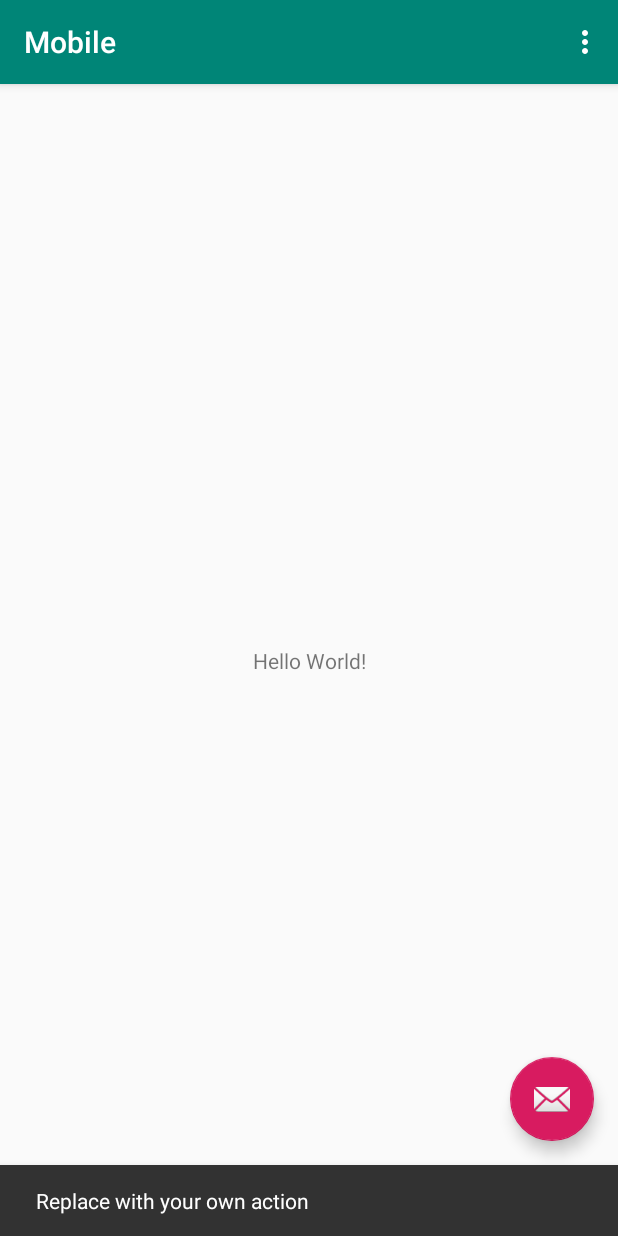
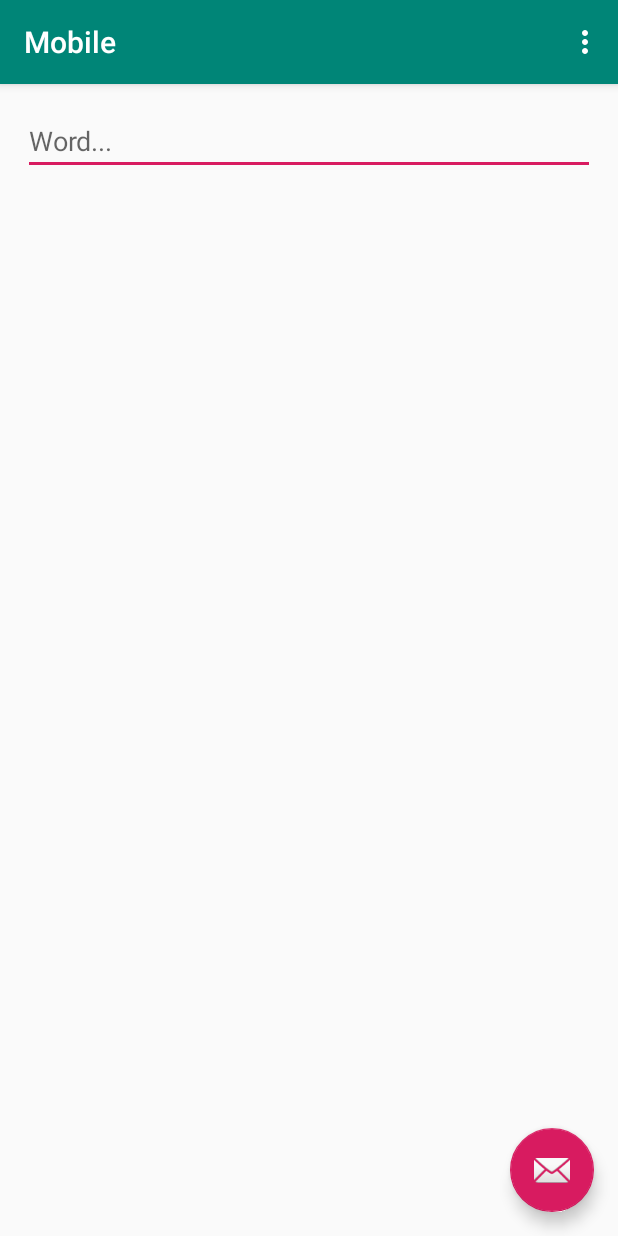
Before and after one commit to onurkinay/IoTMessenger, an Android app: the screen it shows after launch (MainActivity), after a tap on an icon or button, on a phone screen of 412 x 824 dp. Run offline under Robolectric (Android 15) with nearby library versions, the phone set to English and light mode, and no system bars; libraries missing offline, so code that uses them is left out: com.microsoft.azure; 4 statements that could not run were skipped.

Commit message:
Added send message from mobile

```diff
--- a/Mobile/app/src/main/java/tr/com/onurkinay/mobile/MainActivity.kt
+++ b/Mobile/app/src/main/java/tr/com/onurkinay/mobile/MainActivity.kt
@@ -1,24 +1,44 @@
 package tr.com.onurkinay.mobile
 
+
 import android.os.Bundle
-import android.support.design.widget.Snackbar
 import android.support.v7.app.AppCompatActivity;
 import android.view.Menu
 import android.view.MenuItem
 
-import com.microsoft.azure.sdk.iot.device.*;
+import com.microsoft.azure.sdk.iot.device.*
 import kotlinx.android.synthetic.main.activity_main.*
+import com.microsoft.azure.sdk.iot.device.IotHubClientProtocol
+import com.microsoft.azure.sdk.iot.device.DeviceClient
+import com.microsoft.azure.sdk.iot.device.IotHubStatusCode
+import com.microsoft.azure.sdk.iot.device.IotHubEventCallback
+import kotlinx.android.synthetic.main.content_main.*
+
+
+import java.io.IOException
+import java.net.URISyntaxException
+import java.util.*
+
 
 class MainActivity : AppCompatActivity() {
+    private var connString = "HostName=messenger.azure-devices.net;DeviceId=pi;SharedAccessKey=8a26D9kC5PJLVfrEFcWA/1tdk0K8hlt3WNHDZJcHDaQ="
+    private var sendMessage: Message = Message("{ \"mes\":\"Hi World\", \"id\":65 }")
+    var protocol = IotHubClientProtocol.MQTT
+    private var client: DeviceClient= DeviceClient(connString, protocol)
 
     override fun onCreate(savedInstanceState: Bundle?) {
         super.onCreate(savedInstanceState)
         setContentView(R.layout.activity_main)
         setSupportActionBar(toolbar)
+        try {
+            initClient()
+        } catch (e: Exception) {
+        }
 
         fab.setOnClickListener { view ->
-            Snackbar.make(view, "Replace with your own action", Snackbar.LENGTH_LONG)
-                .setAction("Action", null).show()
+           run {
+                send(textMessage.text.toString())
+            }
         }
     }
 
@@ -37,4 +57,49 @@ class MainActivity : AppCompatActivity() {
             else -> super.onOptionsItemSelected(item)
         }
     }
+
+    internal inner class EventCallback : IotHubEventCallback {
+        override fun execute(status: IotHubStatusCode, context: Any) {
+            val i = context as Int
+            println(
+                "IoT Hub responded to message " + i!!.toString()
+                        + " with status " + status.name
+            )
+
+            if ((status == IotHubStatusCode.OK) || (status == IotHubStatusCode.OK_EMPTY)) {
+                //ok
+            } else {
+                //problem
+            }
+        }
+    }
+
+    @Throws(URISyntaxException::class, IOException::class)
+    private fun initClient() {
+
+        try {
+            client.open()
+        } catch (e2: Exception) {
+            System.err.println("Exception while opening IoTHub connection: " + e2.message)
+            client.closeNow()
+            println("Shutting down...")
+        }
+
+    }
+
+    private fun send(value: String) {
+
+        try {
+            val random = Random()
+            sendMessage = Message("{ \"mes\":\"{$value}\", \"id\": "+ random.nextInt(5000) + 1 +" }")
+            sendMessage.setMessageId(java.util.UUID.randomUUID().toString())
+            println(value)
+
+            val eventCallback = EventCallback()
+            client.sendEventAsync(sendMessage, eventCallback, 1)
+        } catch (e: Exception) {
+        }
+
+    }
+
 }
--- a/Mobile/app/src/main/res/layout/content_main.xml
+++ b/Mobile/app/src/main/res/layout/content_main.xml
@@ -9,13 +9,30 @@
         tools:showIn="@layout/activity_main"
         tools:context=".MainActivity">
 
-    <TextView
-            android:layout_width="wrap_content"
-            android:layout_height="wrap_content"
-            android:text="Hello World!"
-            app:layout_constraintBottom_toBottomOf="parent"
-            app:layout_constraintLeft_toLeftOf="parent"
-            app:layout_constraintRight_toRightOf="parent"
-            app:layout_constraintTop_toTopOf="parent"/>
+    <RelativeLayout
+            xmlns:android="http://schemas.android.com/apk/res/android"
+            android:layout_width="match_parent"
+            android:layout_height="match_parent">
 
+
+        <GridLayout
+                android:layout_width="match_parent"
+                android:layout_height="match_parent"
+                android:padding="15dp"
+                android:rowCount="3">
+
+            <EditText
+                    android:id="@+id/textMessage"
+                    android:hint="Word..."
+                    android:layout_row="0"
+                    android:layout_column="0"
+                    android:spinnerMode="dropdown"
+                    android:drawSelectorOnTop="true"
+                    android:inputType="textAutoComplete"
+                    android:layout_width="match_parent">
+            </EditText>
+
+        </GridLayout>
+
+    </RelativeLayout>
 </android.support.constraint.ConstraintLayout>
--- a/Mobile/gradle.properties
+++ b/Mobile/gradle.properties
@@ -13,3 +13,4 @@ org.gradle.jvmargs=-Xmx1536m
 # org.gradle.parallel=true
 # Kotlin code style for this project: "official" or "obsolete":
 kotlin.code.style=official
+DeviceConnectionString=HostName=messenger.azure-devices.net;DeviceId=pi;SharedAccessKey=8a26D9kC5PJLVfrEFcWA/1tdk0K8hlt3WNHDZJcHDaQ=
```
